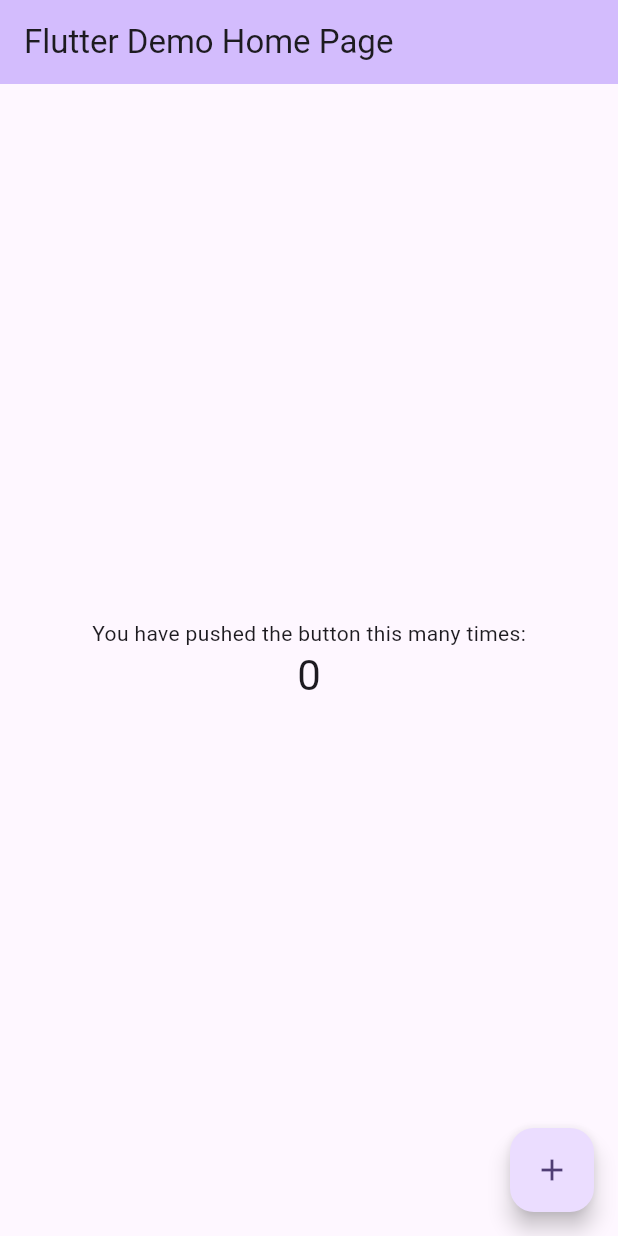
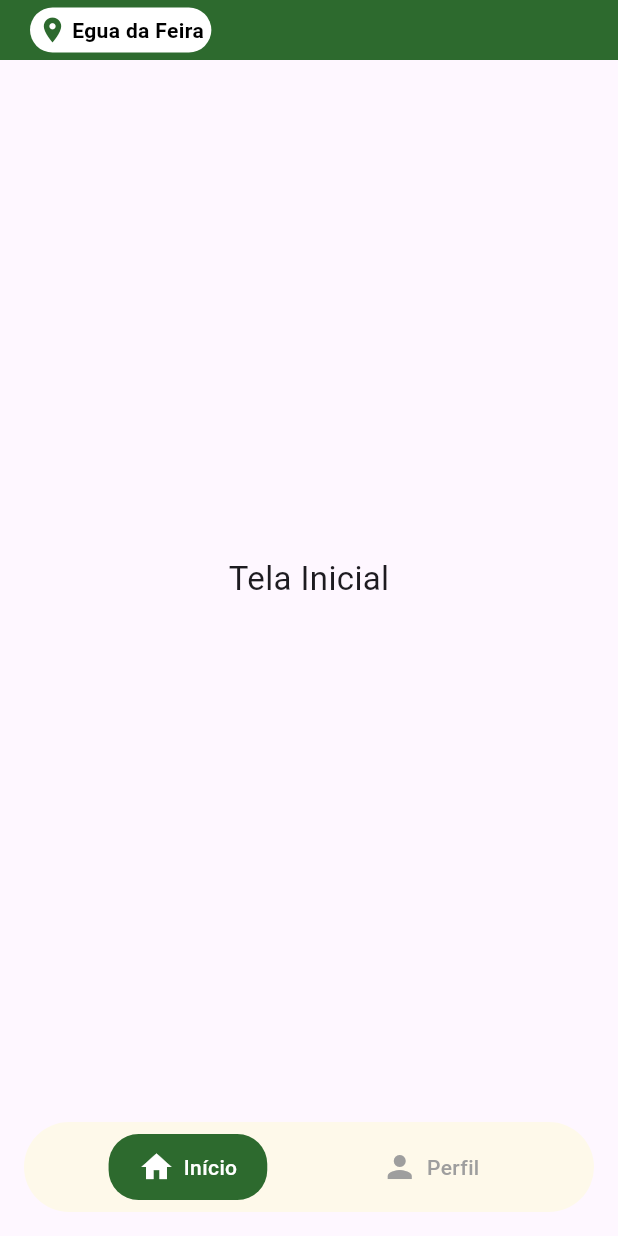
Before and after one commit to leh826/feira-app, a Flutter app: the screen it shows after launch, on a phone screen of 412 x 824 dp. Run offline on Flutter 3.47's test engine with Material 3 defaults, Android fonts, the phone set to English and light mode, and no system bars.

Commit message:
chore: criado navbar e topbar inicial

```diff
--- /dev/null
+++ b/lib/core/utils/app_colors.dart
@@ -0,0 +1,8 @@
+import 'package:flutter/material.dart';
+
+class AppColors {
+  static const Color primaryGreen = Color(0xFF2D6A2E);   // Verde
+  static const Color lightBeige = Color(0xFFFEF9EA);     // Bege
+  static const Color lightGrey = Color(0xFFBEBEBE);      // Cinza
+  static const Color black = Color(0xFF000000);          // Preto
+}
--- /dev/null
+++ b/lib/core/utils/app_theme.dart
@@ -0,0 +1,21 @@
+import 'package:flutter/material.dart';
+import 'app_colors.dart';
+
+class AppTheme {
+  static ThemeData lightTheme = ThemeData(
+    useMaterial3: true,
+    scaffoldBackgroundColor: AppColors.lightGrey,
+
+    colorScheme: ColorScheme.light(
+      primary: AppColors.primaryGreen,
+      secondary: AppColors.lightBeige,
+      surface: Colors.white,
+    ),
+
+    appBarTheme: const AppBarTheme(
+      backgroundColor: AppColors.primaryGreen,
+      foregroundColor: Colors.white,
+      elevation: 0,
+    ),
+  );
+}
--- /dev/null
+++ b/lib/features/home/home_page.dart
@@ -0,0 +1,15 @@
+import 'package:flutter/material.dart';
+
+class HomePage extends StatelessWidget {
+  const HomePage({super.key});
+
+  @override
+  Widget build(BuildContext context) {
+    return const Center(
+      child: Text(
+        "Tela Inicial",
+        style: TextStyle(fontSize: 22),
+      ),
+    );
+  }
+}
--- /dev/null
+++ b/lib/features/perfil/perfil_page.dart
@@ -0,0 +1,15 @@
+import 'package:flutter/material.dart';
+
+class ProfilePage extends StatelessWidget {
+  const ProfilePage({super.key});
+
+  @override
+  Widget build(BuildContext context) {
+    return const Center(
+      child: Text(
+        "Tela de Perfil",
+        style: TextStyle(fontSize: 22),
+      ),
+    );
+  }
+}
--- a/lib/main.dart
+++ b/lib/main.dart
@@ -1,4 +1,8 @@
 import 'package:flutter/material.dart';
+import 'features/home/home_page.dart';
+import 'features/perfil/perfil_page.dart';
+import 'widgets/custom_navbar.dart';
+import 'widgets/custom_topbar.dart';
 
 void main() {
   runApp(const MyApp());
@@ -7,116 +11,45 @@ void main() {
 class MyApp extends StatelessWidget {
   const MyApp({super.key});
 
-  // This widget is the root of your application.
   @override
   Widget build(BuildContext context) {
-    return MaterialApp(
-      title: 'Flutter Demo',
-      theme: ThemeData(
-        // This is the theme of your application.
-        //
-        // TRY THIS: Try running your application with "flutter run". You'll see
-        // the application has a purple toolbar. Then, without quitting the app,
-        // try changing the seedColor in the colorScheme below to Colors.green
-        // and then invoke "hot reload" (save your changes or press the "hot
-        // reload" button in a Flutter-supported IDE, or press "r" if you used
-        // the command line to start the app).
-        //
-        // Notice that the counter didn't reset back to zero; the application
-        // state is not lost during the reload. To reset the state, use hot
-        // restart instead.
-        //
-        // This works for code too, not just values: Most code changes can be
-        // tested with just a hot reload.
-        colorScheme: .fromSeed(seedColor: Colors.deepPurple),
-      ),
-      home: const MyHomePage(title: 'Flutter Demo Home Page'),
+    return const MaterialApp(
+      debugShowCheckedModeBanner: false,
+      home: MainPage(),
     );
   }
 }
 
-class MyHomePage extends StatefulWidget {
-  const MyHomePage({super.key, required this.title});
-
-  // This widget is the home page of your application. It is stateful, meaning
-  // that it has a State object (defined below) that contains fields that affect
-  // how it looks.
-
-  // This class is the configuration for the state. It holds the values (in this
-  // case the title) provided by the parent (in this case the App widget) and
-  // used by the build method of the State. Fields in a Widget subclass are
-  // always marked "final".
-
-  final String title;
+class MainPage extends StatefulWidget {
+  const MainPage({super.key});
 
   @override
-  State<MyHomePage> createState() => _MyHomePageState();
+  State<MainPage> createState() => _MainPageState();
 }
 
-class _MyHomePageState extends State<MyHomePage> {
-  int _counter = 0;
+class _MainPageState extends State<MainPage> {
+  int _currentIndex = 0;
 
-  void _incrementCounter() {
+  final List<Widget> _pages = const [
+    HomePage(),
+    ProfilePage(),
+  ];
+
+  void _changePage(int index) {
     setState(() {
-      // This call to setState tells the Flutter framework that something has
-      // changed in this State, which causes it to rerun the build method below
-      // so that the display can reflect the updated values. If we changed
-      // _counter without calling setState(), then the build method would not be
-      // called again, and so nothing would appear to happen.
-      _counter++;
+      _currentIndex = index;
     });
   }
 
   @override
   Widget build(BuildContext context) {
-    // This method is rerun every time setState is called, for instance as done
-    // by the _incrementCounter method above.
-    //
-    // The Flutter framework has been optimized to make rerunning build methods
-    // fast, so that you can just rebuild anything that needs updating rather
-    // than having to individually change instances of widgets.
     return Scaffold(
-      appBar: AppBar(
-        // TRY THIS: Try changing the color here to a specific color (to
-        // Colors.amber, perhaps?) and trigger a hot reload to see the AppBar
-        // change color while the other colors stay the same.
-        backgroundColor: Theme.of(context).colorScheme.inversePrimary,
-        // Here we take the value from the MyHomePage object that was created by
-        // the App.build method, and use it to set our appbar title.
-        title: Text(widget.title),
-      ),
-      body: Center(
-        // Center is a layout widget. It takes a single child and positions it
-        // in the middle of the parent.
-        child: Column(
-          // Column is also a layout widget. It takes a list of children and
-          // arranges them vertically. By default, it sizes itself to fit its
-          // children horizontally, and tries to be as tall as its parent.
-          //
-          // Column has various properties to control how it sizes itself and
-          // how it positions its children. Here we use mainAxisAlignment to
-          // center the children vertically; the main axis here is the vertical
-          // axis because Columns are vertical (the cross axis would be
-          // horizontal).
-          //
-          // TRY THIS: Invoke "debug painting" (choose the "Toggle Debug Paint"
-          // action in the IDE, or press "p" in the console), to see the
-          // wireframe for each widget.
-          mainAxisAlignment: .center,
-          children: [
-            const Text('You have pushed the button this many times:'),
-            Text(
-              '$_counter',
-              style: Theme.of(context).textTheme.headlineMedium,
-            ),
-          ],
-        ),
-      ),
-      floatingActionButton: FloatingActionButton(
-        onPressed: _incrementCounter,
-        tooltip: 'Increment',
-        child: const Icon(Icons.add),
-      ),
+      appBar: const CustomTopBar(),
+      body: _pages[_currentIndex],
+      bottomNavigationBar: CustomNavBar(
+        currentIndex: _currentIndex,
+        onTap: _changePage,
+    ),
     );
   }
 }
--- /dev/null
+++ b/lib/widgets/custom_navbar.dart
@@ -0,0 +1,76 @@
+import 'package:flutter/material.dart';
+import '../core/utils/app_colors.dart';
+
+class CustomNavBar extends StatelessWidget {
+  final int currentIndex;
+  final Function(int) onTap;
+
+  const CustomNavBar({
+    super.key,
+    required this.currentIndex,
+    required this.onTap,
+  });
+
+  @override
+  Widget build(BuildContext context) {
+    return Container(
+      margin: const EdgeInsets.all(16),
+      padding: const EdgeInsets.symmetric(vertical: 8),
+      decoration: BoxDecoration(
+        color: AppColors.lightBeige,
+        borderRadius: BorderRadius.circular(30),
+      ),
+      child: Row(
+        mainAxisAlignment: MainAxisAlignment.spaceEvenly,
+        children: [
+          _buildNavItem(
+            icon: Icons.home,
+            label: "Início",
+            index: 0,
+          ),
+          _buildNavItem(
+            icon: Icons.person,
+            label: "Perfil",
+            index: 1,
+          ),
+        ],
+      ),
+    );
+  }
+
+  Widget _buildNavItem({
+    required IconData icon,
+    required String label,
+    required int index,
+  }) {
+    final bool isSelected = currentIndex == index;
+
+    return GestureDetector(
+      onTap: () => onTap(index),
+      child: AnimatedContainer(
+        duration: const Duration(milliseconds: 200),
+        padding: const EdgeInsets.symmetric(horizontal: 20, vertical: 10),
+        decoration: BoxDecoration(
+          color: isSelected ? AppColors.primaryGreen : Colors.transparent,
+          borderRadius: BorderRadius.circular(20),
+        ),
+        child: Row(
+          children: [
+            Icon(
+              icon,
+              color: isSelected ? Colors.white : Colors.grey,
+            ),
+            const SizedBox(width: 6),
+            Text(
+              label,
+              style: TextStyle(
+                color: isSelected ? Colors.white : Colors.grey,
+                fontWeight: FontWeight.w500,
+              ),
+            ),
+          ],
+        ),
+      ),
+    );
+  }
+}
--- /dev/null
+++ b/lib/widgets/custom_topbar.dart
@@ -0,0 +1,53 @@
+import 'package:flutter/material.dart';
+import '../core/utils/app_colors.dart';
+
+class CustomTopBar extends StatelessWidget implements PreferredSizeWidget {
+  const CustomTopBar({super.key});
+
+  @override
+  Size get preferredSize => const Size.fromHeight(40);
+
+  @override
+  Widget build(BuildContext context) {
+    return AppBar(
+      backgroundColor: AppColors.primaryGreen,
+      elevation: 0,
+      flexibleSpace: SafeArea(
+        child: Padding(
+          padding: const EdgeInsets.symmetric(horizontal: 20),
+          child: Align(
+            alignment: Alignment.centerLeft,
+            child: Container(
+              padding: const EdgeInsets.symmetric(
+                horizontal: 5,
+                vertical: 5,
+              ),
+              decoration: BoxDecoration(
+                color: Colors.white,
+                borderRadius: BorderRadius.circular(25),
+              ),
+              child: Row(
+                mainAxisSize: MainAxisSize.min,
+                children: const [
+                  Icon(
+                    Icons.location_on,
+                    size: 20,
+                    color: AppColors.primaryGreen,
+                  ),
+                  SizedBox(width: 3),
+                  Text(
+                    "Egua da Feira",
+                    style: TextStyle(
+                      fontWeight: FontWeight.w600,
+                      color: Colors.black,
+                    ),
+                  ),
+                ],
+              ),
+            ),
+          ),
+        ),
+      ),
+    );
+  }
+}
```
Also changed, not shown: lib/core/utils/cores.dart (deleted).
